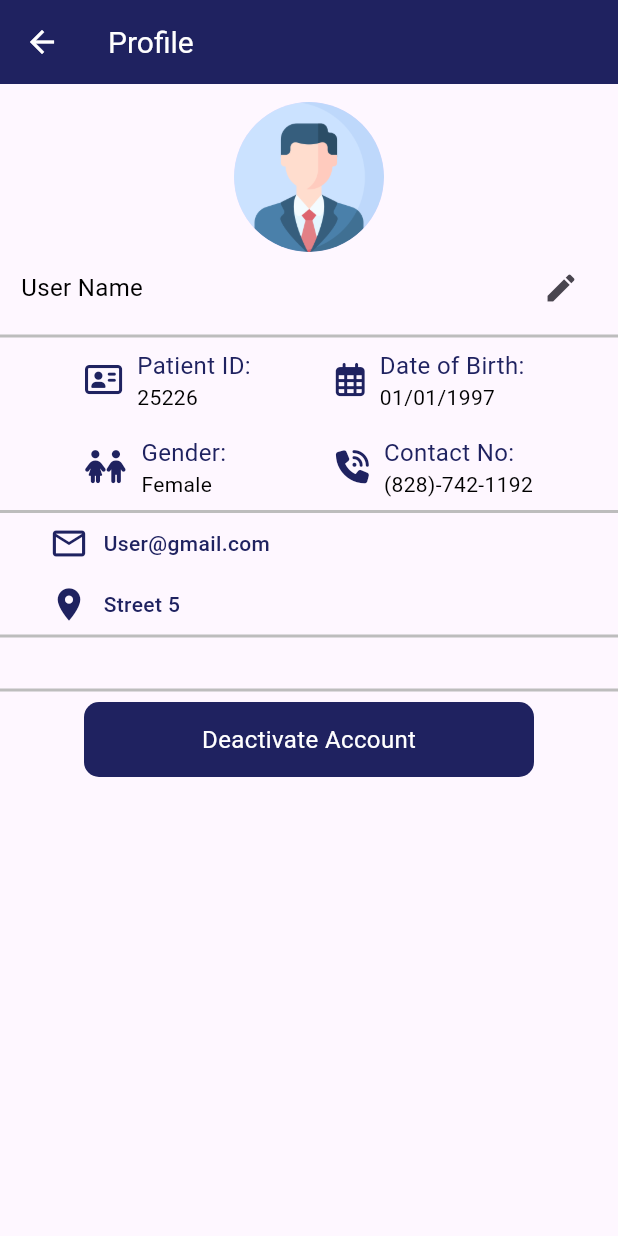
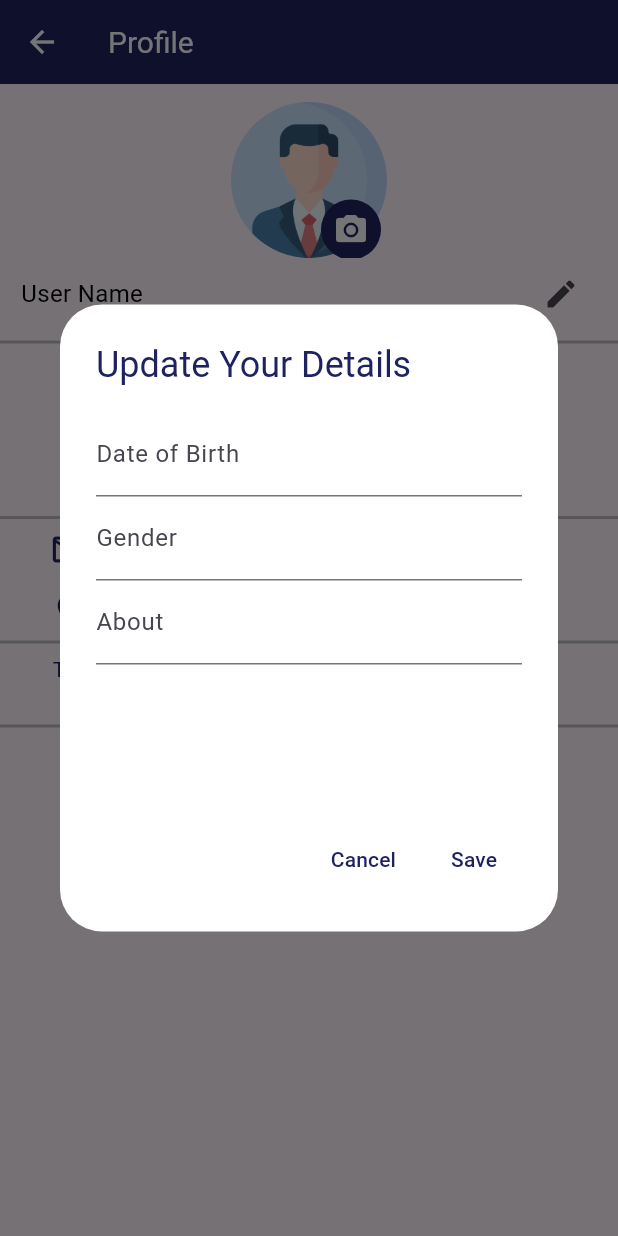
Before and after one commit to PearlOrganisationApplications/ezyscriptsapp, a Flutter app: the ProfileScreen screen opened directly, after a tap on the "edit" icon, on a phone screen of 412 x 824 dp. Run offline on Flutter 3.47's test engine with Material 3 defaults, Android fonts, the phone set to English and light mode, and no system bars; our stand-ins replace font_awesome_flutter.

Commit message:
ProfileScreen completed

```diff
--- a/lib/screens/About Us/about_us.dart
+++ b/lib/screens/About Us/about_us.dart
@@ -14,7 +14,9 @@ class AboutUs extends StatelessWidget {
             fontSize: 20,
             color: Colors.white,
           ),),
-          leading: IconButton(onPressed: (){}, icon: Icon(Icons.arrow_back, color: Colors.white,)),
+          leading: IconButton(onPressed: (){
+            Navigator.of(context).pop();
+          }, icon: Icon(Icons.arrow_back, color: Colors.white,)),
         ),
         body: Padding(
           padding: EdgeInsets.symmetric(vertical: 12, horizontal: 14),
--- a/lib/screens/Contact Us/contact_us.dart
+++ b/lib/screens/Contact Us/contact_us.dart
@@ -15,7 +15,9 @@ class ContactUs extends StatelessWidget {
             fontSize: 20,
             color: Colors.white,
           ),),
-          leading: IconButton(onPressed: (){}, icon: Icon(Icons.arrow_back, color: Colors.white,)),
+          leading: IconButton(onPressed: (){
+            Navigator.of(context).pop();
+          }, icon: Icon(Icons.arrow_back, color: Colors.white,)),
         ),
         body: Padding(
           padding: const EdgeInsets.symmetric(vertical: 14, horizontal: 10),
--- a/lib/screens/Profile Screen/profile_screen.dart
+++ b/lib/screens/Profile Screen/profile_screen.dart
@@ -14,25 +14,51 @@ class ProfileScreen extends StatelessWidget {
           fontSize: 20,
           color: Colors.white,
         ),),
-        leading: IconButton(onPressed: (){}, icon: Icon(Icons.arrow_back, color: Colors.white,)),
+        leading: IconButton(onPressed: (){
+          Navigator.of(context).pop();
+        }, icon: const Icon(Icons.arrow_back, color: Colors.white,)),
       ),
-      body: Padding(
+      body: SingleChildScrollView(
+        child: Padding(
           padding: const EdgeInsets.symmetric(vertical: 12, ),
           child: Column(
+            crossAxisAlignment: CrossAxisAlignment.start,
             children: [
-            Center(child: CircleAvatar(
-              radius: 50,
+
+              Center(
+                child: Stack(
+                  children: [
+                    CircleAvatar(
+                    radius: 52,
                     child: ClipOval(
                       child: Image.asset('assets/images/profile.png'),
                     ),
+                                  ),
+                    Positioned(
+                        top :65,
+                        left: 60,
+                        child: Container(
+                          height: 40,
+                            width: 40,
+                            decoration: BoxDecoration(
+                              color: AppColors.primary,
+                              borderRadius: BorderRadius.circular(50)
+                            ),
+                            child: IconButton(onPressed: (){}, icon: const Icon(Icons.camera_alt, size: 24,color: Colors.white ,))))
+                  ],
                 ),),
+
+
               Padding(
                 padding: const EdgeInsets.symmetric(horizontal: 14),
                 child: Row(
                   mainAxisAlignment: MainAxisAlignment.spaceBetween,
                   children: [
-                  Text('User Name', style: TextStyle(fontSize: 16, color: Colors.black),),
-                  IconButton(onPressed: (){}, icon: Icon(Icons.edit))
+                   const  Text('User Name', style: TextStyle(fontSize: 16, color: Colors.black),),
+                    IconButton(onPressed: (){
+                      _showInputDialog(context);
+
+                    }, icon: const Icon(Icons.edit))
                   ],
                 ),
               ),
@@ -88,6 +114,7 @@ class ProfileScreen extends StatelessWidget {
                       )
                     ],
                   ),
+                  SizedBox(width: 10,),
                   //*** Second Column
                   Column(
                     crossAxisAlignment: CrossAxisAlignment.start,
@@ -142,21 +169,21 @@ class ProfileScreen extends StatelessWidget {
                 thickness: 2,
               ),
               const Padding(
-              padding: const EdgeInsets.symmetric(horizontal: 33),
+                padding:  EdgeInsets.symmetric(horizontal: 33),
                 child:  Column(
                   children: [
                     Row(
                       children: [
                         Icon(Icons.mail_outline_outlined, color: AppColors.primary,size: 26,),
-                      const SizedBox(width: 10,),
+                     SizedBox(width: 10,),
                         Text('User@gmail.com', style: TextStyle(color: AppColors.primary, fontWeight: FontWeight.w500),)
                       ],
                     ),
-                  const SizedBox(height: 15,),
+                   SizedBox(height: 15,),
                     Row(
                       children: [
                         Icon(Icons.location_on, color: AppColors.primary,size: 26,),
-                      const SizedBox(width: 10,),
+                     SizedBox(width: 10,),
                         Text('Street 5', style: TextStyle(color: AppColors.primary, fontWeight: FontWeight.w500),)
                       ],
                     )
@@ -167,23 +194,104 @@ class ProfileScreen extends StatelessWidget {
                 color: Colors.grey.shade400,
                 thickness: 2,
               ),
+              const Padding(
+                padding:  EdgeInsets.only(left: 35, right: 20),
+                child:  Text('This is about section',
+
+                  textAlign: TextAlign.justify,
+                  style: TextStyle(color: AppColors.primary),),
+              ),
               const SizedBox(height: 20,),
               Divider(
                 color: Colors.grey.shade400,
                 thickness: 2,
               ),
-            Container(
+              Center(
+                child: Container(
                   height: 50,
                   width: 300,
                   decoration: BoxDecoration(
                     color: AppColors.primary,
                     borderRadius: BorderRadius.circular(10)
                   ),
-              child: Center(child: Text('Deactivate Account', style: TextStyle(fontSize: 16,color: Colors.white),),),
+                  child: const Center(child: Text('Deactivate Account', style: TextStyle(fontSize: 16,color: Colors.white),),),
+                ),
               )
             ],
           ),
         ),
+      ),
     );
   }
+  //*** Alert Dailog box for Edit Profile *** //
+
+  void _showInputDialog(BuildContext context) {
+    showDialog(
+      context: context,
+      builder: (BuildContext context) {
+        TextEditingController dobController = TextEditingController();
+        TextEditingController genderController = TextEditingController();
+        TextEditingController aboutController = TextEditingController();
+
+        return AlertDialog(
+          backgroundColor: Colors.white,
+          title: const Text('Update Your Details', style: TextStyle(color: AppColors.primary),),
+          content: SizedBox(
+            height: 250,
+            width: 300,
+            child: Column(
+              children: <Widget>[
+                TextField(
+                  controller: dobController,
+
+                  decoration: const InputDecoration(labelText: 'Date of Birth', ),
+                ),
+                TextField(
+                  controller: genderController,
+
+                  decoration: const  InputDecoration(labelText: 'Gender',
+
+                  ),
+                ),
+                TextField(
+                  controller: aboutController,
+                  decoration: const InputDecoration(labelText: 'About'),
+                ),
+              ],
+            ),
+          ),
+          actions: <Widget>[
+            TextButton(
+              onPressed: () {
+                Navigator.of(context).pop();
+              },
+              child: const Text('Cancel', style: TextStyle(color: AppColors.primary),),
+            ),
+            TextButton(
+              onPressed: () {
+                if (_validateData(
+                    dobController.text, genderController.text, aboutController.text)) {
+                  Navigator.of(context).pop();
+                } else {
+                  ScaffoldMessenger.of(context).showSnackBar(
+                    const SnackBar(
+                      content: Text('Please enter valid data'),
+                    ),
+                  );
                 }
+              },
+              child: const Text('Save', style: TextStyle(color: AppColors.primary),),
+            ),
+          ],
+        );
+      },
+    );
+  }
+  bool _validateData(String dob, String gender, String about) {
+    if (dob.isEmpty || gender.isEmpty || about.isEmpty) {
+      return false;
+    }
+    return true;
+  }
+
+}
```
Also changed, not shown: lib/screens/Home Screen/home_screen.dart (+21 -5 lines), assets/images/camera.png (added). Lines whose indentation alone changed are shown as unchanged.
